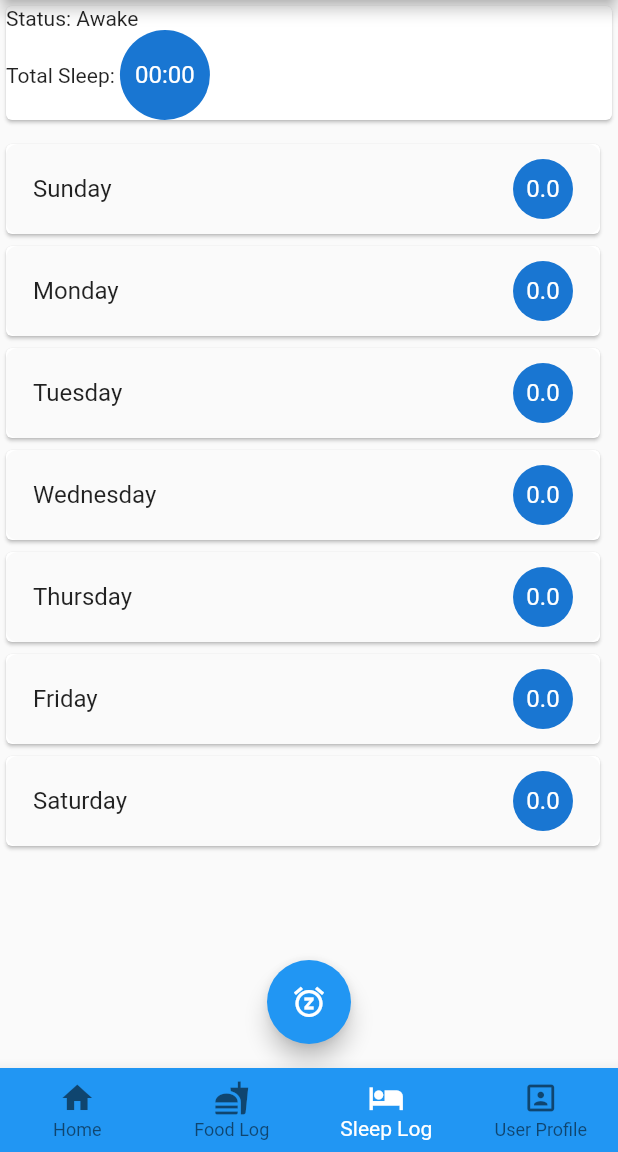
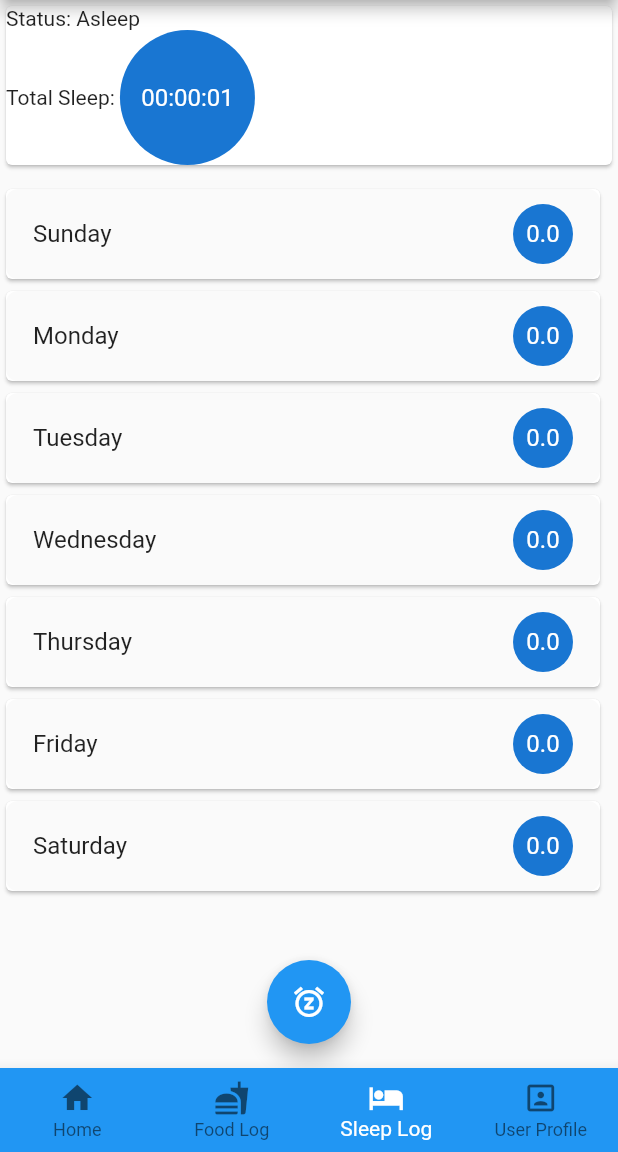
Before and after one commit to watkins-matt/csuf-fitness-mobile, a Flutter app: the screen it shows after launch, item 3 of the bottom bar chosen, after a tap on the "snooze" icon, on a phone screen of 412 x 824 dp, the part 84-1236 px from its top. Run offline on Flutter 3.47's test engine with Material 2 defaults, Android fonts, the phone set to English and light mode, and no system bars; drawn by our look-alikes of expansion_tile_card; our stand-ins replace flutter_spinkit, recase, settings_ui, shared_preferences, sqflite; missing offline and left inert: calendar_strip, flutter_rounded_progress_bar, openfoodfacts, qrscan; accounts and stored records are empty.

Commit message:
Update sleep logging code

```diff
--- a/lib/main.dart
+++ b/lib/main.dart
@@ -4,6 +4,7 @@ import 'package:shared_preferences/shared_preferences.dart';
 import 'api_key.dart';
 import 'package:flutter/services.dart';
 import 'widgets/bottom_nav_bar.dart';
+import 'sleep_log.dart';
 
 void main() {
   WidgetsFlutterBinding.ensureInitialized();
@@ -28,6 +29,8 @@ class FitnessApp extends StatelessWidget {
 
     SharedPreferences prefs = await SharedPreferences.getInstance();
     darkMode = prefs.getBool('darkMode');
+
+    // await SleepStatus().initialized;
   }
 
   @override
--- a/lib/pages/sleep_log_page.dart
+++ b/lib/pages/sleep_log_page.dart
@@ -1,6 +1,8 @@
 import 'package:expansion_tile_card/expansion_tile_card.dart';
 import 'package:flutter/material.dart';
 import '../widgets/main_drawer.dart';
+import '../sleep_log.dart';
+import 'dart:async';
 
 class SleepLogPage extends StatefulWidget {
   SleepLogPage({Key key}) : super(key: key);
@@ -21,13 +23,26 @@ class SleepLogPage extends StatefulWidget {
 }
 
 class _SleepLogPageState extends State<SleepLogPage> {
+  Timer timer;
+  String length = "00:00:00";
+
+  void timerTicked(Timer timer) {
+    setState(() {
+      formatDuration(Duration d) =>
+          d.toString().split('.').first.padLeft(8, "0");
+
+      Duration sleepLength = SleepStatus().sleepLength;
+      length = formatDuration(sleepLength);
+    });
+  }
+
   @override
   Widget build(BuildContext context) {
     return Scaffold(
         floatingActionButtonLocation: FloatingActionButtonLocation.centerFloat,
         floatingActionButton: FloatingActionButton(
           child: Icon(Icons.snooze),
-          onPressed: () {},
+          onPressed: onButtonPressed,
         ),
         body: _body(),
         resizeToAvoidBottomInset: false,
@@ -37,19 +52,35 @@ class _SleepLogPageState extends State<SleepLogPage> {
         drawer: MainDrawer());
   }
 
+  void onButtonPressed() async {
+    await SleepStatus().initialized; // Ensure SleepStatus is initialized
+    setState(() {
+      SleepStatus().sleeping = !SleepStatus().sleeping;
+
+      if (SleepStatus().sleeping) {
+        timer = Timer.periodic(Duration(seconds: 1), timerTicked);
+      } else {
+        timer?.cancel();
+      }
+    });
+  }
+
   Widget _header() {
+    bool sleeping = SleepStatus().sleeping;
+    String status = sleeping ? "Asleep" : "Awake";
+
     return Container(
         child: Card(
             child: Column(children: <Widget>[
       Row(children: <Widget>[
         Text(
-          "Status: Awake",
+          "Status: $status",
           textAlign: TextAlign.left,
         ),
       ]),
       Row(children: <Widget>[
         Text("Total Sleep: "),
-        CircleAvatar(radius: 30, child: Text('00:00'))
+        CircleAvatar(radius: 45, child: Text("$length"))
       ])
     ])));
   }
--- a/lib/sleep_log.dart
+++ b/lib/sleep_log.dart
@@ -5,7 +5,7 @@ class SleepLog {}
 
 class SleepStatus {
   SharedPreferences _prefs;
-  Future get initalized => _intialized;
+  Future get initialized => _intialized;
   Future _intialized;
 
   bool _sleeping = false;
@@ -16,6 +16,7 @@ class SleepStatus {
     _prefs.setBool("sleeping", value);
 
     if (sleeping) {
+      sleepEnd = null;
       sleepStart = DateTime.now();
       _prefs.setInt("sleepStart", sleepStart.millisecondsSinceEpoch);
     } else {
```
